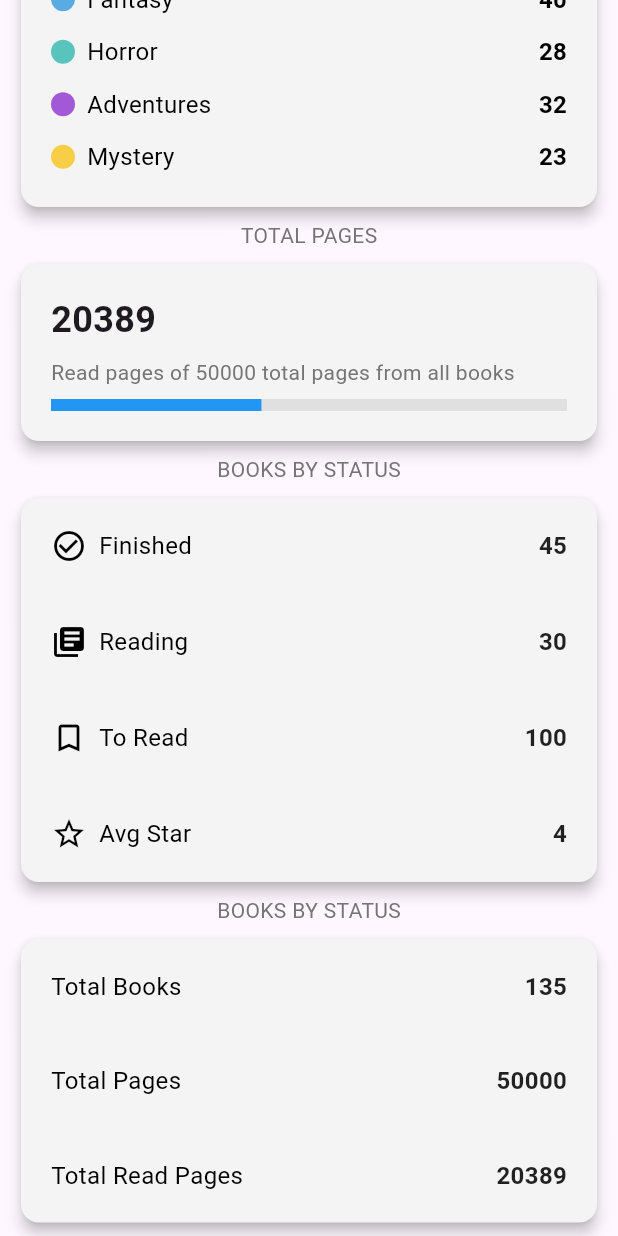
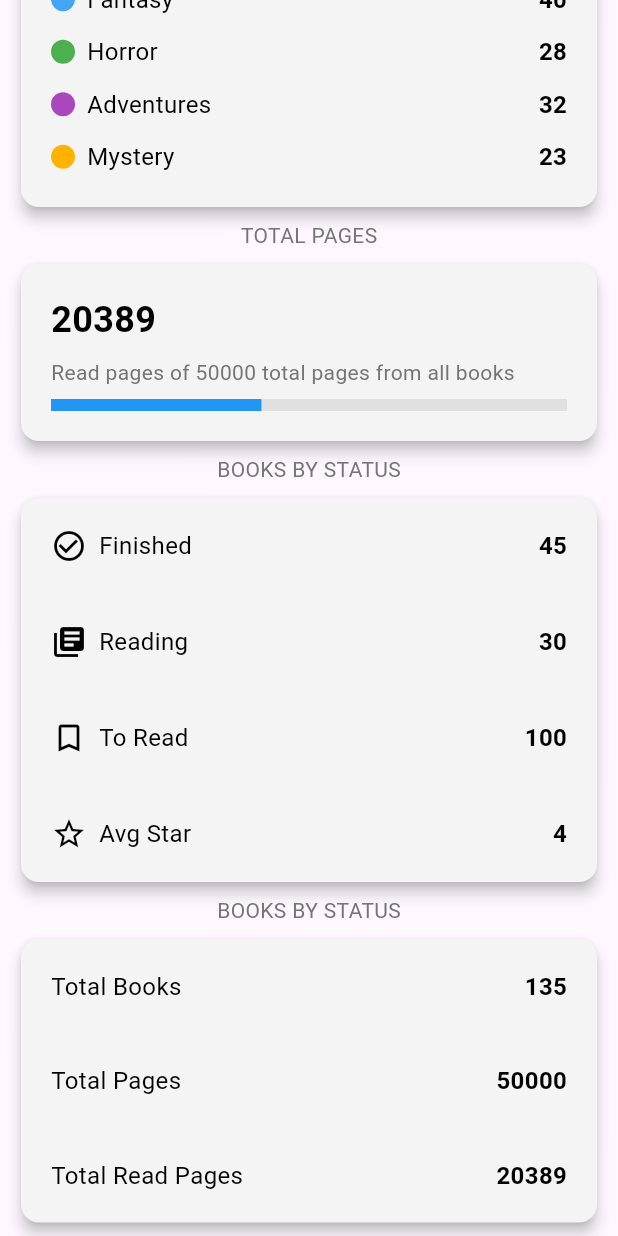
Before and after one commit to mohamed-ahmad2/BookTrail, a Flutter app: the StatsScreen screen opened directly, scrolled down 361 dp, on a phone screen of 412 x 824 dp. Run offline on Flutter 3.47's test engine with Material 3 defaults, Android fonts, the light colour scheme and no system bars; our stand-ins replace fl_chart; key blocks and very long unbroken strings in the code were emptied for the run.

Commit message:
improve dark mode in system, stats screen, and search

```diff
--- a/lib/theme_provider.dart
+++ b/lib/theme_provider.dart
@@ -1,7 +1,9 @@
 import 'package:flutter/material.dart';
 
 class ThemeProvider with ChangeNotifier {
-  bool _isDarkMode = false;
+  bool _isDarkMode =
+      WidgetsBinding.instance.platformDispatcher.platformBrightness ==
+      Brightness.dark;
 
   bool get isDarkMode => _isDarkMode;
 
--- a/lib/views/stats_screen.dart
+++ b/lib/views/stats_screen.dart
@@ -1,3 +1,4 @@
+import 'package:book_trail/theme_provider.dart';
 import 'package:book_trail/views/widgets/stats_search/card_stats.dart';
 import 'package:book_trail/views/widgets/stats_search/color_text_pi_chart.dart';
 import 'package:book_trail/views/widgets/stats_search/pie_chart_stats_screen.dart';
@@ -5,6 +6,7 @@ import 'package:book_trail/views/widgets/stats_search/progress_read_card_stats.d
 import 'package:book_trail/views/widgets/stats_search/read_finish_want_card.dart';
 import 'package:book_trail/views/widgets/stats_search/total_pages_books_read.dart';
 import 'package:flutter/material.dart';
+import 'package:provider/provider.dart';
 
 class StatsScreen extends StatefulWidget {
   const StatsScreen({
@@ -22,21 +24,28 @@ class StatsScreen extends StatefulWidget {
 
 class _StatsScreenState extends State<StatsScreen> {
   final List<Map<String, dynamic>> categories = [
-    {'name': 'Fantasy', 'value': 40, 'color': Color(0xFF59abe1)},
-    {'name': 'Horror', 'value': 28, 'color': Color(0xFF59c4bd)},
-    {'name': 'Adventures', 'value': 32, 'color': Color(0xFFa358d7)},
-    {'name': 'Mystery', 'value': 23, 'color': Color(0xFFf7ce46)},
+    {'name': 'Fantasy', 'value': 40, 'color': Color(0xFF42A5F5)},
+    {'name': 'Horror', 'value': 28, 'color': Color(0xFF4CAF50)},
+    {'name': 'Adventures', 'value': 32, 'color': Color(0xFFAB47BC)},
+    {'name': 'Mystery', 'value': 23, 'color': Color(0xFFFFB300)},
   ];
 
   @override
   Widget build(BuildContext context) {
+    final themeProvider = Provider.of<ThemeProvider>(context);
     return Scaffold(
       body: SingleChildScrollView(
         child: Column(
           children: [
             Text(
               "CHART",
-              style: TextStyle(fontSize: 14, color: Colors.grey[600]),
+              style: TextStyle(
+                fontSize: 14,
+                color:
+                    themeProvider.isDarkMode
+                        ? Color(0xFFB0BEC5)
+                        : Colors.grey[600],
+              ),
             ),
 
             CardStats(
@@ -49,7 +58,13 @@ class _StatsScreenState extends State<StatsScreen> {
 
             Text(
               "TOTAL PAGES",
-              style: TextStyle(fontSize: 14, color: Colors.grey[600]),
+              style: TextStyle(
+                fontSize: 14,
+                color:
+                    themeProvider.isDarkMode
+                        ? Color(0xFFB0BEC5)
+                        : Colors.grey[600],
+              ),
             ),
 
             SizedBox(
@@ -66,7 +81,13 @@ class _StatsScreenState extends State<StatsScreen> {
 
             Text(
               "BOOKS BY STATUS",
-              style: TextStyle(fontSize: 14, color: Colors.grey[600]),
+              style: TextStyle(
+                fontSize: 14,
+                color:
+                    themeProvider.isDarkMode
+                        ? Color(0xFFB0BEC5)
+                        : Colors.grey[600],
+              ),
             ),
 
             CardStats(
@@ -82,7 +103,13 @@ class _StatsScreenState extends State<StatsScreen> {
 
             Text(
               "BOOKS BY STATUS",
-              style: TextStyle(fontSize: 14, color: Colors.grey[600]),
+              style: TextStyle(
+                fontSize: 14,
+                color:
+                    themeProvider.isDarkMode
+                        ? Color(0xFFB0BEC5)
+                        : Colors.grey[600],
+              ),
             ),
 
             CardStats(
--- a/lib/views/widgets/stats_search/card_stats.dart
+++ b/lib/views/widgets/stats_search/card_stats.dart
@@ -1,5 +1,7 @@
 
+import 'package:book_trail/theme_provider.dart';
 import 'package:flutter/material.dart';
+import 'package:provider/provider.dart';
 
 class CardStats extends StatelessWidget {
   final List<Widget> cards;
@@ -7,11 +9,12 @@ class CardStats extends StatelessWidget {
 
   @override
   Widget build(BuildContext context) {
+    final themeProvider = Provider.of<ThemeProvider>(context);
     return Padding(
       padding: const EdgeInsets.symmetric(horizontal: 10.0, vertical:  5),
       child: Card(
         elevation: 4,
-        color: Color.fromRGBO(244, 244, 244, 1),
+        color: themeProvider.isDarkMode ? const Color(0xFF252526) : Color(0xFFF4F4F4),
         shape: OutlineInputBorder(
           borderRadius: BorderRadius.circular(12),
           borderSide: BorderSide.none,
--- a/lib/views/widgets/stats_search/color_text_pi_chart.dart
+++ b/lib/views/widgets/stats_search/color_text_pi_chart.dart
@@ -1,4 +1,6 @@
+import 'package:book_trail/theme_provider.dart';
 import 'package:flutter/material.dart';
+import 'package:provider/provider.dart';
 
 class ColorTextPiChart extends StatelessWidget {
   final List<Map<String, dynamic>> categories;
@@ -6,6 +8,7 @@ class ColorTextPiChart extends StatelessWidget {
 
   @override
   Widget build(BuildContext context) {
+    final themeProvider = Provider.of<ThemeProvider>(context);
     return Padding(
       padding: const EdgeInsets.only(bottom: 10.0),
       child: Column(
@@ -16,7 +19,6 @@ class ColorTextPiChart extends StatelessWidget {
                 padding: const EdgeInsets.only(bottom: 12, left: 20, right: 20),
                 child: Row(
                   children: [
-
                     Container(
                       width: 16,
                       height: 16,
@@ -33,7 +35,10 @@ class ColorTextPiChart extends StatelessWidget {
                         category['name'],
                         style: TextStyle(
                           fontSize: 16,
-                          color: Colors.black
+                          color:
+                              themeProvider.isDarkMode
+                                  ? const Color(0xFFFFFFFF)
+                                  : Colors.black,
                         ),
                       ),
                     ),
@@ -43,10 +48,12 @@ class ColorTextPiChart extends StatelessWidget {
                       style: TextStyle(
                         fontSize: 16,
                         fontWeight: FontWeight.bold,
-                        color: Colors.black,
+                        color:
+                            themeProvider.isDarkMode
+                                ? const Color(0xFFFFFFFF)
+                                : Colors.black,
                       ),
                     ),
-
                   ],
                 ),
               );
--- a/lib/views/widgets/stats_search/custom_search_bar_search.dart
+++ b/lib/views/widgets/stats_search/custom_search_bar_search.dart
@@ -1,17 +1,20 @@
+import 'package:book_trail/theme_provider.dart';
 import 'package:flutter/material.dart';
+import 'package:provider/provider.dart';
 
 class CustomSearchBarSearch extends StatelessWidget {
   const CustomSearchBarSearch({super.key});
 
   @override
   Widget build(BuildContext context) {
+    final themeProvider = Provider.of<ThemeProvider>(context);
     return Padding(
       padding: const EdgeInsets.all(10),
       child: TextField(
         onTap: () => debugPrint("Search now"),
         decoration: InputDecoration(
           filled: true,
-          fillColor: const Color(0xFFECE6F0),
+          fillColor: themeProvider.isDarkMode ? const Color(0xFF2E2E2E) : const Color(0xFFECE6F0),
           hintText: "search text",
           prefixIcon: Icon(Icons.search),
           suffixIcon: Padding(
--- a/lib/views/widgets/stats_search/progress_read_card_stats.dart
+++ b/lib/views/widgets/stats_search/progress_read_card_stats.dart
@@ -1,12 +1,19 @@
+import 'package:book_trail/theme_provider.dart';
 import 'package:flutter/material.dart';
+import 'package:provider/provider.dart';
 
 class ProgressReadCardStats extends StatelessWidget {
   final int numberOfPages;
   final int totalPages;
-  const ProgressReadCardStats({super.key, required this.numberOfPages, required this.totalPages});
+  const ProgressReadCardStats({
+    super.key,
+    required this.numberOfPages,
+    required this.totalPages,
+  });
 
   @override
   Widget build(BuildContext context) {
+    final themeProvider = Provider.of<ThemeProvider>(context);
     double progress = numberOfPages / totalPages;
     return Padding(
       padding: const EdgeInsets.all(20.0),
@@ -15,22 +22,40 @@ class ProgressReadCardStats extends StatelessWidget {
         children: [
           Text(
             numberOfPages.toString(),
-            style: TextStyle(fontWeight: FontWeight.bold, fontSize: 24),
+            style: TextStyle(
+              fontWeight: FontWeight.bold,
+              color:
+                  themeProvider.isDarkMode
+                      ? const Color(0xFFFFFFFF)
+                      : Colors.black,
+              fontSize: 24,
+            ),
           ),
 
           SizedBox(height: 8),
 
           Text(
             'Read pages of ${totalPages.toString()} total pages from all books',
-            style: TextStyle(fontSize: 14, color: Colors.grey[600]),
+            style: TextStyle(
+              fontSize: 14,
+              color:
+                  themeProvider.isDarkMode
+                      ? const Color(0xFFB0BEC5)
+                      : Colors.grey[600],
+            ),
           ),
 
           SizedBox(height: 8),
 
           LinearProgressIndicator(
             value: progress,
-            backgroundColor: Colors.grey[300],
-            valueColor: AlwaysStoppedAnimation<Color>(Colors.blue),
+            backgroundColor:
+                themeProvider.isDarkMode
+                    ? const Color(0xFF424242)
+                    : Colors.grey[300],
+            valueColor: AlwaysStoppedAnimation<Color>(
+              themeProvider.isDarkMode ? const Color(0xFF64B5F6) : Colors.blue,
+            ),
             minHeight: 8,
           ),
         ],
--- a/lib/views/widgets/stats_search/read_finish_want_stats.dart
+++ b/lib/views/widgets/stats_search/read_finish_want_stats.dart
@@ -1,23 +1,44 @@
+import 'package:book_trail/theme_provider.dart';
 import 'package:flutter/material.dart';
+import 'package:provider/provider.dart';
 
 class ReadFinishWantStats extends StatelessWidget {
   final int count;
   final IconData iconStats;
   final String nameStats;
-  const ReadFinishWantStats({super.key, required this.count, required this.iconStats, required this.nameStats});
+  const ReadFinishWantStats({
+    super.key,
+    required this.count,
+    required this.iconStats,
+    required this.nameStats,
+  });
 
   @override
   Widget build(BuildContext context) {
+    final themeProvider = Provider.of<ThemeProvider>(context);
     return Padding(
       padding: const EdgeInsets.all(20.0),
       child: Row(
         children: [
-              Icon(iconStats, size: 24, color: Colors.black),
+          Icon(
+            iconStats,
+            size: 24,
+            color:
+                themeProvider.isDarkMode
+                    ? const Color(0xFFFFFFFF)
+                    : Colors.black,
+          ),
           SizedBox(width: 8),
           Expanded(
             child: Text(
               nameStats,
-                  style: TextStyle(fontSize: 16, color: Colors.black),
+              style: TextStyle(
+                fontSize: 16,
+                color:
+                    themeProvider.isDarkMode
+                        ? const Color(0xFFFFFFFF)
+                        : Colors.black,
+              ),
             ),
           ),
           Text(
@@ -25,7 +46,10 @@ class ReadFinishWantStats extends StatelessWidget {
             style: TextStyle(
               fontSize: 16,
               fontWeight: FontWeight.bold,
-                  color: Colors.black87,
+              color:
+                  themeProvider.isDarkMode
+                      ? const Color(0xFFFFFFFF)
+                      : Colors.black,
             ),
           ),
         ],
--- a/lib/views/widgets/stats_search/text_in_center_pi_chart.dart
+++ b/lib/views/widgets/stats_search/text_in_center_pi_chart.dart
@@ -1,6 +1,6 @@
-//import 'package:book_trail/theme_provider.dart';
+import 'package:book_trail/theme_provider.dart';
 import 'package:flutter/material.dart';
-//import 'package:provider/provider.dart';
+import 'package:provider/provider.dart';
 
 class TextInCenterPiChart extends StatelessWidget {
   final int numberOfBooks;
@@ -8,7 +8,7 @@ class TextInCenterPiChart extends StatelessWidget {
 
   @override
   Widget build(BuildContext context) {
-    //final themeProvider = Provider.of<ThemeProvider>(context);
+    final themeProvider = Provider.of<ThemeProvider>(context);
 
     return Center(
       child: Column(
@@ -19,7 +19,7 @@ class TextInCenterPiChart extends StatelessWidget {
             style: TextStyle(
               fontWeight: FontWeight.bold,
               fontSize: 60,
-              color: Colors.black,
+              color: themeProvider.isDarkMode ? const Color(0xFFFFFFFF) : Colors.black,
             ),
           ),
           Row(
@@ -28,14 +28,14 @@ class TextInCenterPiChart extends StatelessWidget {
               Icon(
                 Icons.book,
                 size: 25,
-                color: const Color.fromARGB(255, 78, 78, 78),
+                color: themeProvider.isDarkMode ? const Color(0xFFB0BEC5) : Color(0xFF4E4E4E),
               ),
               Text(
                 "Books",
                 style: TextStyle(
                   fontWeight: FontWeight.bold,
                   fontSize: 25,
-                  color: const Color.fromARGB(255, 78, 78, 78),
+                  color: themeProvider.isDarkMode ? const Color(0xFFB0BEC5) : Color(0xFF4E4E4E),
                 ),
               ),
             ],
--- a/lib/views/widgets/stats_search/total_pages_books_read_stats.dart
+++ b/lib/views/widgets/stats_search/total_pages_books_read_stats.dart
@@ -1,12 +1,19 @@
+import 'package:book_trail/theme_provider.dart';
 import 'package:flutter/material.dart';
+import 'package:provider/provider.dart';
 
 class TotalPagesBooksReadStats extends StatelessWidget {
   final int count;
   final String nameStats;
-  const TotalPagesBooksReadStats({super.key, required this.count, required this.nameStats});
+  const TotalPagesBooksReadStats({
+    super.key,
+    required this.count,
+    required this.nameStats,
+  });
 
   @override
   Widget build(BuildContext context) {
+    final themeProvider = Provider.of<ThemeProvider>(context);
     return Padding(
       padding: const EdgeInsets.all(20.0),
       child: Row(
@@ -14,7 +21,13 @@ class TotalPagesBooksReadStats extends StatelessWidget {
           Expanded(
             child: Text(
               nameStats,
-                  style: TextStyle(fontSize: 16, color: Colors.black),
+              style: TextStyle(
+                fontSize: 16,
+                color:
+                    themeProvider.isDarkMode
+                        ? const Color(0xFFFFFFFF)
+                        : Colors.black,
+              ),
             ),
           ),
           Text(
@@ -22,7 +35,10 @@ class TotalPagesBooksReadStats extends StatelessWidget {
             style: TextStyle(
               fontSize: 16,
               fontWeight: FontWeight.bold,
-                  color: Colors.black87,
+              color:
+                  themeProvider.isDarkMode
+                      ? const Color(0xFFFFFFFF)
+                      : Colors.black,
             ),
           ),
         ],
```
Lines whose indentation alone changed are shown as unchanged.
